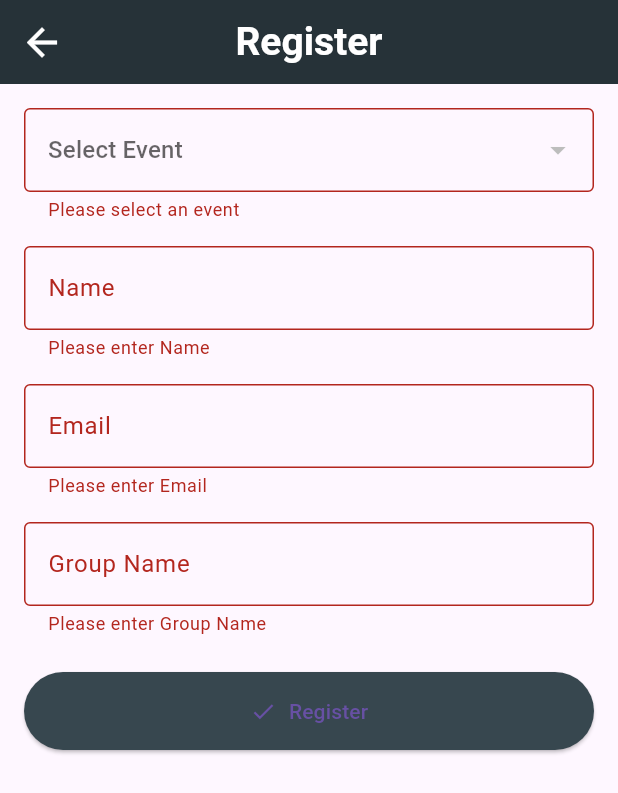
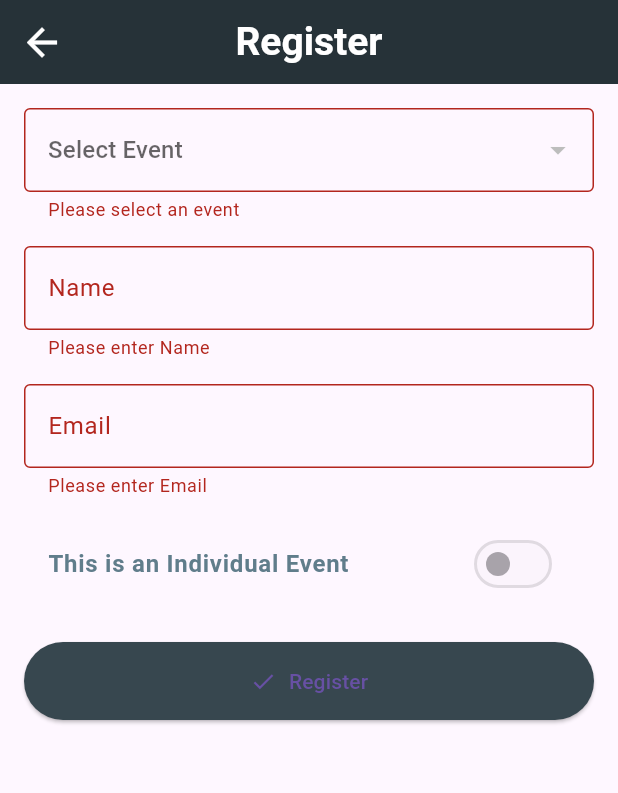
Before and after one commit to AvezChadchan/event_scheduler, a Flutter app: the EventRegistration screen opened directly, after a tap on "Register", on a phone screen of 412 x 824 dp. Shown: the top 793 px of the screen. Run offline on Flutter 3.47's test engine with Material 3 defaults, Android fonts, the phone set to English and light mode, and no system bars; our stand-ins replace sqflite; accounts and stored records are empty.

Commit message:
feat: Implement participant list and group event handling

```diff
--- a/lib/models/participant_model.dart
+++ b/lib/models/participant_model.dart
@@ -5,7 +5,7 @@ class ParticipantModel {
   final String name;
   final int eventId;
   final String? groupName;
-  final String? groupMembername;
+  final String? groupMembers;
   final String email;
 
   ParticipantModel({
@@ -13,7 +13,7 @@ class ParticipantModel {
     required this.name,
     required this.eventId,
     this.groupName,
-    this.groupMembername,
+    this.groupMembers,
     required this.email,
   });
 
@@ -23,7 +23,7 @@ class ParticipantModel {
       name: map[DBHelper.COLUMN_NAME_2] as String,
       eventId: map[DBHelper.COLUMN_EVENT_ID_2] as int,
       groupName: map[DBHelper.COLUMN_GROUP] as String?,
-      groupMembername: map[DBHelper.COLUMN_GROUP_MEMBERS] as String?,
+      groupMembers: map[DBHelper.COLUMN_GROUP_MEMBERS] as String?,
       email: map[DBHelper.COLUMN_EMAIL_2] as String,
     );
   }
@@ -34,13 +34,13 @@ class ParticipantModel {
       DBHelper.COLUMN_NAME_2: name,
       DBHelper.COLUMN_EVENT_ID_2: eventId,
       DBHelper.COLUMN_GROUP: groupName,
-      DBHelper.COLUMN_GROUP_MEMBERS: groupMembername,
+      DBHelper.COLUMN_GROUP_MEMBERS: groupMembers,
       DBHelper.COLUMN_EMAIL_2: email,
     };
   }
 
   @override
   String toString() {
-    return 'ParticipantModel(id: $id, name: $name, eventId: $eventId, groupName: $groupName, email: $email)';
+    return 'ParticipantModel(id: $id, name: $name, eventId: $eventId, groupName: $groupName, groupMembers: $groupMembers, email: $email)';
   }
 }
--- a/lib/screens/event_create.dart
+++ b/lib/screens/event_create.dart
@@ -58,14 +58,12 @@ class _EventCreateState extends State<EventCreate> {
 
   Future<void> _saveEvent() async {
     if (!_formKey.currentState!.validate()) return;
-
     setState(() {
       _isLoading = true;
       _errorMessage = null;
     });
 
-    final dbHelper = DBHelper.instance;
-    final success = await dbHelper.insertEvent(
+    final success = await DBHelper.instance.insertEvent(
       title: event_title_controller.text.trim(),
       description: event_description_controller.text.trim(),
       date: event_date_controller.text.trim(),
--- /dev/null
+++ b/lib/screens/get_participants.dart
@@ -0,0 +1,36 @@
+import 'package:event_scheduler/data/local/db_helper.dart';
+import 'package:event_scheduler/models/event_model.dart';
+import 'package:event_scheduler/models/participant_model.dart';
+import 'package:flutter/cupertino.dart';
+import 'package:flutter/material.dart';
+
+class GetParticipants extends StatelessWidget {
+  final EventModel event;
+  const GetParticipants({super.key, required this.event});
+  @override
+  Widget build(BuildContext context) {
+    return Scaffold(
+      appBar: AppBar(title: Text("Participants of - ${event.title}")),
+      body: FutureBuilder<List<ParticipantModel>>(
+        future: DBHelper.instance.getParticipantsByEvent(event.id!),
+        builder: (context, snapshot) {
+          if (!snapshot.hasData) return CircularProgressIndicator();
+          final participants = snapshot.data!;
+          return ListView.builder(
+            itemCount: participants.length,
+            itemBuilder: (context, index) {
+              final participant = participants[index];
+              return ListTile(
+                title: Text(participant.name),
+                subtitle: Text(
+                  "Email: ${participant.email}\nGroup: ${participant.groupName ?? 'Individual'}",
+                ),
+                trailing: Text(participant.groupName ?? 'Individual'),
+              );
+            },
+          );
+        },
+      ),
+    );
+  }
+}
--- a/lib/screens/registration_screen.dart
+++ b/lib/screens/registration_screen.dart
@@ -17,6 +17,7 @@ class _EventRegistrationState extends State<EventRegistration> {
   EventModel? _selectedEvent;
   List<EventModel> _events = [];
   bool isLoading = true;
+  bool isGroupEvent = false;
 
   @override
   void initState() {
@@ -49,17 +50,19 @@ class _EventRegistrationState extends State<EventRegistration> {
       name: _nameController.text.trim(),
       eventId: _selectedEvent!.id!,
       email: _emailController.text.trim(),
-      groupName: _groupNameController.text.trim(),
-      groupMembersName: _groupMembersController.text.trim(),
+      groupName: isGroupEvent ? _groupNameController.text.trim() : null,
+      groupMembers: isGroupEvent ? _groupMembersController.text.trim() : null,
     );
 
     if (success) {
       ScaffoldMessenger.of(
         context,
       ).showSnackBar(SnackBar(content: Text("Registration Successful")));
+      _formKey.currentState!.reset();
       _nameController.clear();
       _emailController.clear();
       _groupNameController.clear();
+      _groupMembersController.clear();
       setState(() => _selectedEvent = null);
     } else {
       ScaffoldMessenger.of(context).showSnackBar(
@@ -74,7 +77,11 @@ class _EventRegistrationState extends State<EventRegistration> {
       appBar: AppBar(
         title: const Text(
           "Register",
-          style: TextStyle(fontSize: 26, fontWeight: FontWeight.bold,color: Colors.white),
+          style: TextStyle(
+            fontSize: 26,
+            fontWeight: FontWeight.bold,
+            color: Colors.white,
+          ),
         ),
         centerTitle: true,
         backgroundColor: Colors.blueGrey.shade900,
@@ -94,19 +101,19 @@ class _EventRegistrationState extends State<EventRegistration> {
                     children: [
                       DropdownButtonFormField<EventModel>(
                         value: _selectedEvent,
-                        hint: const Text("Select Event"),
-                        decoration: const InputDecoration(
+                        hint: Text("Select Event"),
+                        decoration: InputDecoration(
                           border: OutlineInputBorder(),
                         ),
                         items:
-                            _events.map((event) {
+                            _events.map((e) {
                               return DropdownMenuItem<EventModel>(
-                                value: event,
-                                child: Text(event.title),
+                                value: e,
+                                child: Text(e.title),
                               );
                             }).toList(),
-                        onChanged: (event) {
-                          setState(() => _selectedEvent = event);
+                        onChanged: (value) {
+                          setState(() => _selectedEvent = value);
                         },
                         validator:
                             (value) =>
@@ -127,13 +134,36 @@ class _EventRegistrationState extends State<EventRegistration> {
                         keyboardType: TextInputType.emailAddress,
                       ),
                       const SizedBox(height: 16),
-                      customTextFormField(
-                        controller: _groupNameController,
-                        hintText: "Enter Group Name",
-                        labelText: "Group Name",
-                        keyboardType: TextInputType.text,
+                      SwitchListTile(
+                        value: isGroupEvent,
+                        title: Text(
+                          isGroupEvent
+                              ? "This is a Group-Based Event"
+                              : "This is an Individual Event",
+                          style: TextStyle(
+                            fontWeight: FontWeight.bold,
+                            color: Colors.blueGrey,
+                          ),
+                        ),
+                        onChanged: null,
                       ),
-                      const SizedBox(height: 24),
+
+                      if (isGroupEvent) ...[
+                        SizedBox(height: 16),
+                        customTextFormField(
+                          controller: _groupNameController,
+                          hintText: "Enter Group Name",
+                          labelText: "Group Name",
+                          keyboardType: TextInputType.name,
+                        ),
+                        SizedBox(height: 16),
+                        customTextFormField(
+                          controller: _groupMembersController,
+                          hintText: "Enter Group Members",
+                          labelText: "Group Members",
+                        ),
+                      ],
+                      SizedBox(height: 24),
                       ElevatedButton.icon(
                         onPressed: _registerParticipant,
                         icon: Icon(Icons.check),
```
Also changed, not shown: lib/data/local/db_helper.dart (+41 -6 lines), lib/screens/admin_dashboard.dart (+78 -1 lines).
